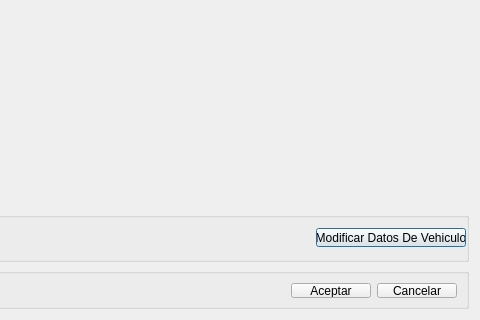
guilleurrutia10/division-transporte, file src/ui/DialogMostrarLosVehiculosParaModificar.ui: the form before one commit; both pictures show x 313 to 793 and y 281 to 601 of the 793 by 601 pixel window.
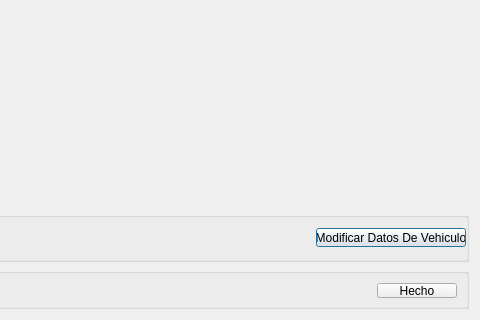
The form after the commit.

Commit message: Cambios en el DiálogoModificarVehiculos (ahora un solo boton hecho). Agregados todos los controles al modificar el vehiculo.

The edit to the form file:
```diff
--- a/src/ui/DialogMostrarLosVehiculosParaModificar.ui
+++ b/src/ui/DialogMostrarLosVehiculosParaModificar.ui
@@ -134,14 +134,7 @@
       <item row="0" column="1">
        <widget class="QPushButton" name="pushButtonAceptar">
         <property name="text">
-         <string>Aceptar</string>
-        </property>
-       </widget>
-      </item>
-      <item row="0" column="2">
-       <widget class="QPushButton" name="pushButtonCancelar">
-        <property name="text">
-         <string>Cancelar</string>
+         <string>Hecho</string>
         </property>
        </widget>
       </item>
```
Left out of the diff: 37 changed lines with no effect on the pictures. The commit also changes 2 other files.
